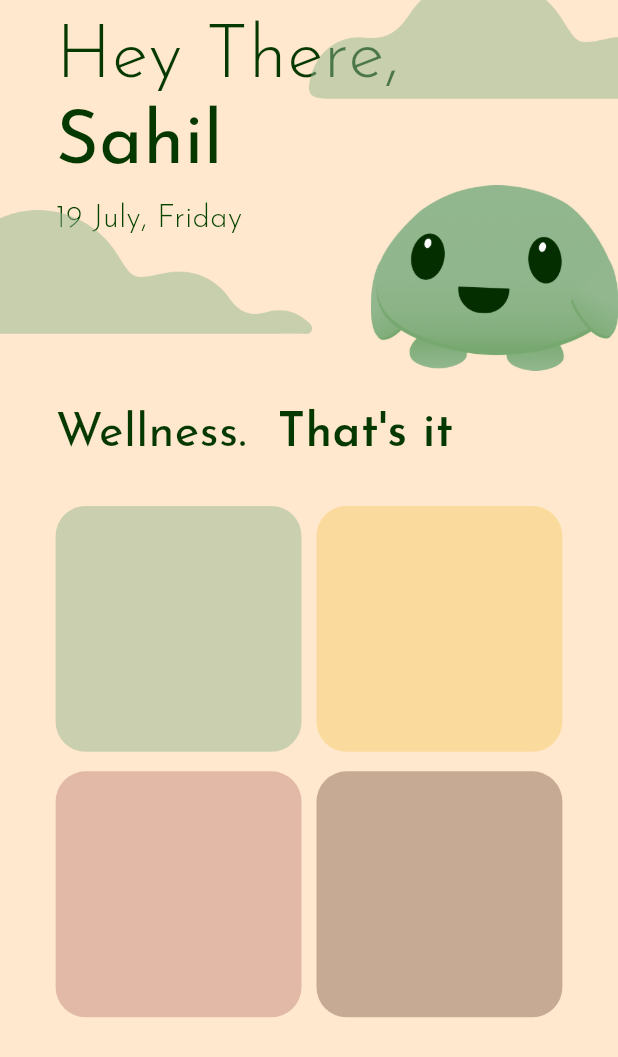
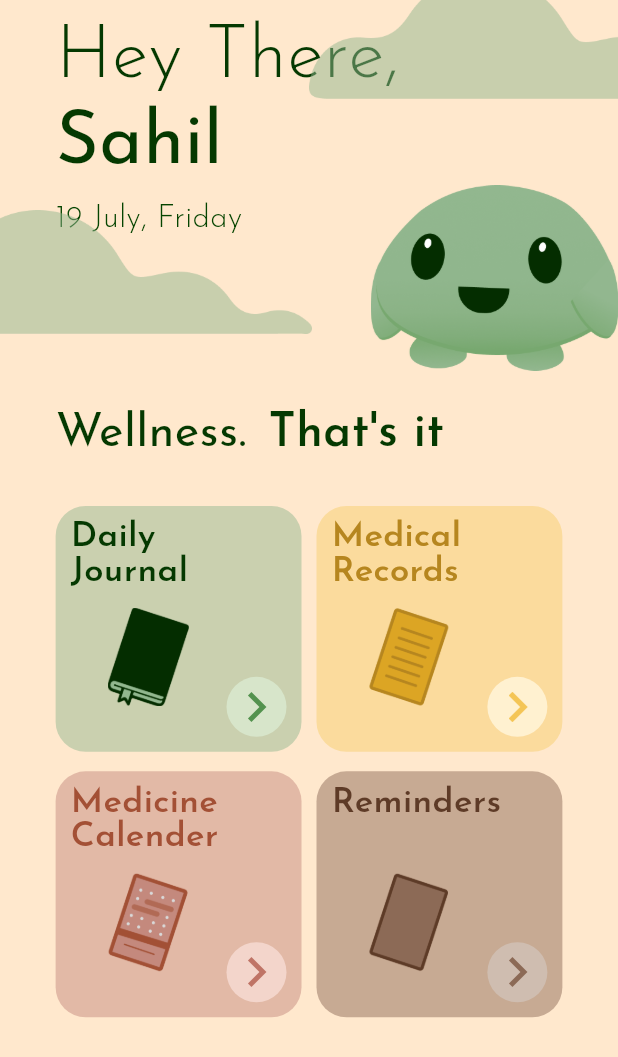
Before and after one commit to sahilsoni9905/landing_page, a Flutter app: the HomePageScreen screen opened directly, on a phone screen of 412 x 824 dp. Shown: the top 1057 px of the screen. Run offline on Flutter 3.47's test engine with Material 3 defaults, Android fonts, the light colour scheme and no system bars; our stand-ins replace google_fonts.

Commit message:
completed the home page

```diff
--- a/lib/landing_page/landing_page_screen.dart
+++ b/lib/landing_page/landing_page_screen.dart
@@ -29,21 +29,17 @@ class LandingPageScreen extends StatelessWidget {
                     children: [
                       Padding(
                         padding: const EdgeInsets.only(right: 20),
-                        child: ClipRect(
                         child: Image.asset(
                           'assets/images/top_sun.png',
                           height: screenHeight * 0.1,
                         ),
                       ),
-                      ),
                     ],
                   ),
                   SizedBox(height: screenHeight * 0.01),
-                  ClipRect(
-                    child: Image.asset(
+                  Image.asset(
                     'assets/images/font_image.png',
                     height: screenHeight * 0.16,
-                    ),
                   ),
                   SizedBox(
                     height: screenHeight * 0.5,
@@ -57,34 +53,38 @@ class LandingPageScreen extends StatelessWidget {
                   SizedBox(
                     height: screenHeight * 0.01,
                   ),
-                  Text(
-                    'SWIPE RIGHT',
-                    style: GoogleFonts.quicksand(fontSize: screenWidth * 0.05),
-                  ),
                 ],
               ),
               Positioned(
                 top: screenHeight * 0.04,
                 left: screenWidth * -0.18,
                 right: 0,
-                child: ClipRect(
                 child: Image.asset(
                   'assets/images/center_yoga.png',
                   fit: BoxFit.cover,
                   height: screenHeight * 0.72,
                 ),
               ),
+              Positioned(
+                top: screenHeight * 0.25,
+                left: screenWidth * 0.57,
+                child: Image.asset(
+                  'assets/images/right_cloud_home.png',
+                  height:
+                      screenHeight * 0.09, // Adjust this to your desired height
+
+                  fit: BoxFit
+                      .contain, // Ensure the image is scaled within its bounds
+                ),
               ),
               Positioned(
                 top: screenHeight * 0.83,
                 left: 0,
                 right: 0,
-                child: ClipRRect(
                 child: Image.asset(
                   'assets/images/right_arrow.png',
-                    fit: BoxFit.cover,
-                    height: screenHeight * 0.04,
-                  ),
+                  fit: BoxFit.contain,
+                  height: screenHeight * 0.06,
                 ),
               )
             ],
--- a/lib/pages/home_page/home_page_screen.dart
+++ b/lib/pages/home_page/home_page_screen.dart
@@ -1,6 +1,7 @@
 import 'package:flutter/material.dart';
 import 'package:google_fonts/google_fonts.dart';
 import 'package:intl/intl.dart';
+import 'package:new_landing_page/pages/home_page/widgets/buildContainer_widget.dart';
 
 class HomePageScreen extends StatelessWidget {
   const HomePageScreen({super.key});
@@ -61,7 +62,7 @@ class HomePageScreen extends StatelessWidget {
                           color: const Color(0xFF053901),
                         ),
                       ),
-                      SizedBox(width: screenWidth * 0.05),
+                      SizedBox(width: screenWidth * 0.035),
                       Text(
                         'That\'s it',
                         style: GoogleFonts.josefinSans(
@@ -79,30 +80,44 @@ class HomePageScreen extends StatelessWidget {
                       crossAxisSpacing: 10,
                       mainAxisSpacing: 13,
                       children: [
-                        Container(
-                          decoration: BoxDecoration(
-                            color: Color(0xFFCAD0AF),
-                            borderRadius: BorderRadius.circular(20),
-                          ),
+                        buildContainer(context,
+                            imgAddress: 'assets/images/Vector.png',
+                            color: const Color(0xFFCAD0AF),
+                            textColor: const Color(0xFF053901),
+                            text: 'Daily \nJournal',
+                            width: screenWidth * 0.4,
+                            height: screenHeight * 0.2,
+                            buttonBackgroundColor: const Color(0xFFD7E5CA),
+                            iconColor: const Color(0xFF53924E)),
+                        buildContainer(context,
+                            imgAddress: 'assets/images/category2.png',
+                            color: const Color(0xFFFBDB9D),
+                            text: 'Medical \nRecords',
+                            textColor: const Color(0xFFB6861F),
+                            width: screenWidth * 0.4,
+                            height: screenHeight * 0.2,
+                            buttonBackgroundColor: const Color(0xFFFFF1D0),
+                            iconColor: const Color(0xFFF4C555)),
+                        buildContainer(
+                          imgAddress: 'assets/images/category3.png',
+                          context,
+                          text: 'Medicine \nCalender',
+                          textColor: const Color(0xFFA35035),
+                          color: const Color(0xFFE2B9A6),
+                          width: screenWidth * 0.4,
+                          height: screenHeight * 0.2,
+                          buttonBackgroundColor: const Color(0xFFF3D5CB),
+                          iconColor: const Color(0xFFBF7466),
                         ),
-                        Container(
-                          decoration: BoxDecoration(
-                            color: Color(0xFFFBDB9D),
-                            borderRadius: BorderRadius.circular(20),
-                          ),
-                        ),
-                        Container(
-                          decoration: BoxDecoration(
-                            color: Color(0xFFE2B9A6),
-                            borderRadius: BorderRadius.circular(20),
-                          ),
-                        ),
-                        Container(
-                          decoration: BoxDecoration(
-                            color: Color(0xFFC7AA93),
-                            borderRadius: BorderRadius.circular(20),
-                          ),
-                        ),
+                        buildContainer(context,
+                            imgAddress: 'assets/images/category4.png',
+                            text: 'Reminders',
+                            textColor: const Color(0xFF5E3B27),
+                            color: const Color(0xFFC7AA93),
+                            width: screenWidth * 0.4,
+                            height: screenHeight * 0.2,
+                            buttonBackgroundColor: const Color(0xFFCFBDB0),
+                            iconColor: const Color(0xFF8C6A56)),
                       ],
                     ),
                   ),
--- /dev/null
+++ b/lib/pages/home_page/widgets/buildContainer_widget.dart
@@ -0,0 +1,66 @@
+import 'package:flutter/material.dart';
+import 'package:google_fonts/google_fonts.dart';
+import 'package:new_landing_page/pages/home_page/widgets/circle_button_widgets.dart';
+
+Widget buildContainer(
+  BuildContext context, {
+  required Color color,
+  String? text,
+  String? imageAsset,
+  required double width,
+  required double height,
+  required Color buttonBackgroundColor,
+  required Color iconColor,
+  required Color textColor,
+  required String imgAddress,
+}) {
+  return Container(
+    width: width,
+    height: height,
+    padding: const EdgeInsets.only(left: 10, right: 10, bottom: 10, top: 10),
+    decoration: BoxDecoration(
+      color: color,
+      borderRadius: BorderRadius.circular(20),
+    ),
+    child: Stack(
+      children: [
+        Column(
+          crossAxisAlignment: CrossAxisAlignment.start,
+          children: [
+            if (text != null)
+              Text(
+                text,
+                style: GoogleFonts.josefinSans(
+                    fontSize: MediaQuery.of(context).size.height * 0.028,
+                    height: MediaQuery.of(context).size.height * 0.0012,
+                    fontWeight: FontWeight.w600,
+                    color: textColor),
+              ),
+            const Spacer(),
+            Align(
+              alignment: Alignment.bottomRight,
+              child: CircleButton(
+                onPressed: () {
+                  // Navigate to the next screen
+                },
+                backgroundColor:
+                    buttonBackgroundColor, // Custom background color
+                iconColor: iconColor, // Custom icon color
+              ),
+            ),
+          ],
+        ),
+        Positioned(
+          top: height * 0.35,
+          left: width * 0.15,
+          child: Image.asset(
+            imgAddress,
+            height: height * 0.4, // Adjust this to your desired height
+
+            fit: BoxFit.contain, // Ensure the image is scaled within its bounds
+          ),
+        ),
+      ],
+    ),
+  );
+}
--- /dev/null
+++ b/lib/pages/home_page/widgets/circle_button_widgets.dart
@@ -0,0 +1,34 @@
+import 'package:flutter/material.dart';
+
+class CircleButton extends StatelessWidget {
+  final VoidCallback onPressed;
+  final Color backgroundColor;
+  final Color iconColor;
+
+  const CircleButton({
+    Key? key,
+    required this.onPressed,
+    required this.backgroundColor,
+    this.iconColor = Colors.black,
+  }) : super(key: key);
+
+  @override
+  Widget build(BuildContext context) {
+    return InkWell(
+      onTap: onPressed,
+      child: Container(
+        width: 40,
+        height: 40,
+        decoration: BoxDecoration(
+          shape: BoxShape.circle,
+          color: backgroundColor,
+        ),
+        child: Icon(
+          Icons.chevron_right,
+          color: iconColor,
+          size: 40,
+        ),
+      ),
+    );
+  }
+}
```
Also changed, not shown: assets/images/Group 62.png (added), assets/images/Vector.png (added), assets/images/category2.png (added), assets/images/category3.png (added), assets/images/category4.png (added). Lines whose indentation alone changed are shown as unchanged.
